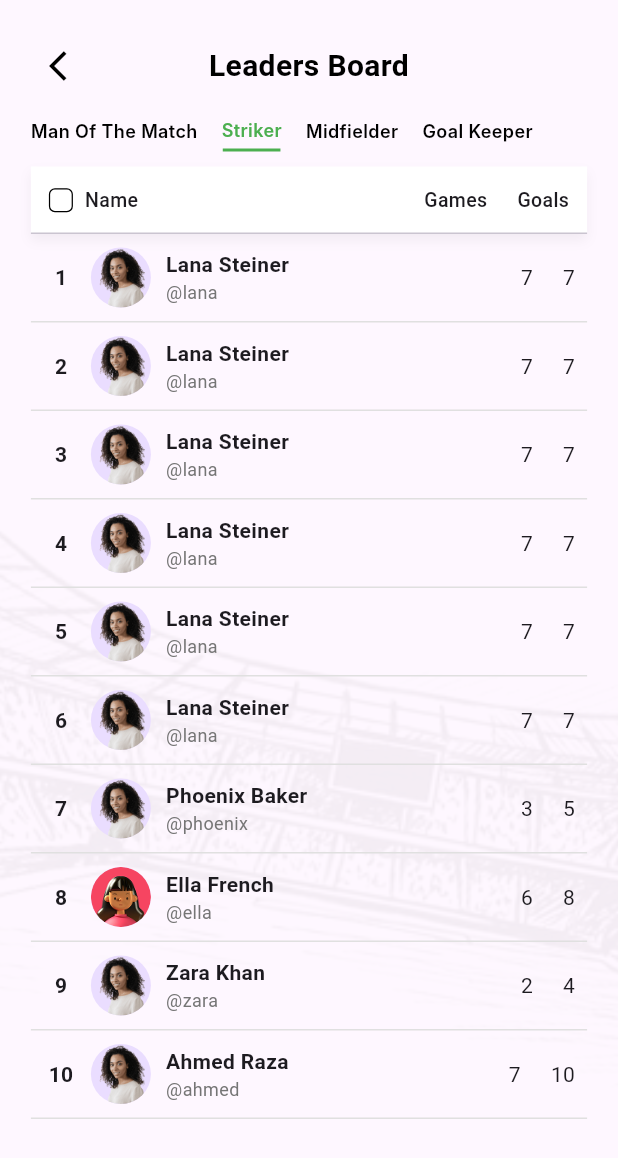
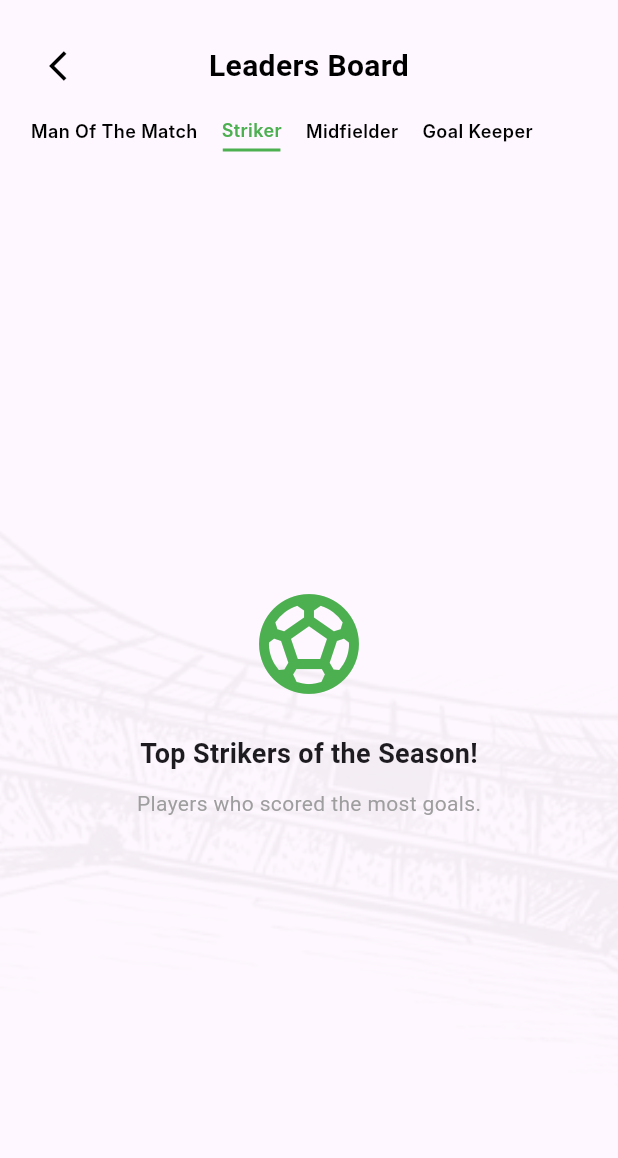
Before and after one commit to hirarajpoot/sports, a Flutter app: the LeaderboardScreen screen opened by its route, after a tap on "Striker", on a phone screen of 412 x 824 dp. Shown: the top 1158 px of the screen. Run offline on Flutter 3.47's test engine with Material 3 defaults, Android fonts, the phone set to English and light mode, and no system bars; our stand-ins replace get; Roboto replaces fonts that are missing (Inter).

Commit message:
sports app

```diff
--- a/lib/AppUi/AppScreens/StatsScreen-Widgets/Widgets/action_buttons.dart
+++ b/lib/AppUi/AppScreens/StatsScreen-Widgets/Widgets/action_buttons.dart
@@ -29,7 +29,7 @@ class ActionButtons extends StatelessWidget {
       ),
       ElevatedButton(
         style: ElevatedButton.styleFrom(
-          backgroundColor: const Color(0xFF11CE07),
+          backgroundColor: const Color(0xFF1A9A5D),
           shape: RoundedRectangleBorder(borderRadius: BorderRadius.circular(8)),
           padding: EdgeInsets.symmetric(
             horizontal: isWide ? 24 : 20,
--- a/lib/AppUi/AppScreens/leaderboard_screen.dart
+++ b/lib/AppUi/AppScreens/leaderboard_screen.dart
@@ -2,10 +2,9 @@ import 'package:flutter/material.dart';
 import 'package:get/get.dart';
 import '../../AppUi/AppScreens/AddPlayersScreen-Widgets/widgets/background_layer.dart';
 import '../Controllers/auth-controllers/leaderboard_controller.dart';
-import '../Models/leaderboard_user_model.dart';
 
 class LeaderboardScreen extends StatelessWidget {
-  const LeaderboardScreen({Key? key}) : super(key: key);
+  const LeaderboardScreen({super.key});
 
   @override
   Widget build(BuildContext context) {
@@ -13,84 +12,6 @@ class LeaderboardScreen extends StatelessWidget {
     final size = MediaQuery.of(context).size;
     final horizontalPadding = size.width * 0.05;
     final titleFontSize = size.width < 600 ? 20.0 : 28.0;
-
-    final users = <LeaderboardUserModel>[
-      LeaderboardUserModel(
-        name: 'Lana Steiner',
-        username: '@lana',
-        image: 'assets/images/lona.png',
-        games: 7,
-        goals: 7,
-      ),
-
-      LeaderboardUserModel(
-        name: 'Lana Steiner',
-        username: '@lana',
-        image: 'assets/images/lona.png',
-        games: 7,
-        goals: 7,
-      ),
-
-      LeaderboardUserModel(
-        name: 'Lana Steiner',
-        username: '@lana',
-        image: 'assets/images/lona.png',
-        games: 7,
-        goals: 7,
-      ),
-
-      LeaderboardUserModel(
-        name: 'Lana Steiner',
-        username: '@lana',
-        image: 'assets/images/lona.png',
-        games: 7,
-        goals: 7,
-      ),
-
-      LeaderboardUserModel(
-        name: 'Lana Steiner',
-        username: '@lana',
-        image: 'assets/images/lona.png',
-        games: 7,
-        goals: 7,
-      ),
-
-      LeaderboardUserModel(
-        name: 'Lana Steiner',
-        username: '@lana',
-        image: 'assets/images/lona.png',
-        games: 7,
-        goals: 7,
-      ),
-      LeaderboardUserModel(
-        name: 'Phoenix Baker',
-        username: '@phoenix',
-        image: 'assets/images/lona.png',
-        games: 3,
-        goals: 5,
-      ),
-      LeaderboardUserModel(
-        name: 'Ella French',
-        username: '@ella',
-        image: 'assets/images/User image.png',
-        games: 6,
-        goals: 8,
-      ),
-      LeaderboardUserModel(
-        name: 'Zara Khan',
-        username: '@zara',
-        image: 'assets/images/lona.png',
-        games: 2,
-        goals: 4,
-      ),
-      LeaderboardUserModel(
-        name: 'Ahmed Raza',
-        username: '@ahmed',
-        image: 'assets/images/lona.png',
-        games: 7,
-        goals: 10,
-      ),
-    ].obs;
 
     return Scaffold(
       body: Stack(
@@ -127,6 +48,8 @@ class LeaderboardScreen extends StatelessWidget {
                     ],
                   ),
                   const SizedBox(height: 10),
+
+                  // 🟢 Tabs Row
                   Obx(
                     () => SingleChildScrollView(
                       scrollDirection: Axis.horizontal,
@@ -176,6 +99,36 @@ class LeaderboardScreen extends StatelessWidget {
                     ),
                   ),
                   const SizedBox(height: 10),
+
+                  // 🟢 Dynamic Content Based on Tab
+                  Expanded(
+                    child: Obx(() {
+                      switch (ctrl.selectedIndex.value) {
+                        case 0:
+                          return _originalManOfTheMatchContent(ctrl);
+                        case 1:
+                          return _strikerContent();
+                        case 2:
+                          return _midfielderContent();
+                        case 3:
+                          return _goalkeeperContent();
+                        default:
+                          return const SizedBox();
+                      }
+                    }),
+                  ),
+                ],
+              ),
+            ),
+          ),
+        ],
+      ),
+    );
+  }
+
+  Widget _originalManOfTheMatchContent(LeaderboardController ctrl) {
+    return Column(
+      children: [
         Container(
           height: 45,
           padding: const EdgeInsets.symmetric(horizontal: 12),
@@ -196,58 +149,41 @@ class LeaderboardScreen extends StatelessWidget {
                 height: 16,
                 margin: const EdgeInsets.only(right: 8),
                 decoration: BoxDecoration(
-                            border: Border.all(
-                              color: Colors.black,
-                              width: 0.82,
-                            ),
+                  border: Border.all(color: Colors.black, width: 0.82),
                   borderRadius: BorderRadius.circular(4),
                 ),
               ),
               const Text(
                 'Name',
-                          style: TextStyle(
-                            fontWeight: FontWeight.w500,
-                            fontSize: 13,
-                          ),
+                style: TextStyle(fontWeight: FontWeight.w500, fontSize: 13),
               ),
               const Spacer(),
               const Text(
                 'Games',
-                          style: TextStyle(
-                            fontWeight: FontWeight.w500,
-                            fontSize: 13,
-                          ),
+                style: TextStyle(fontWeight: FontWeight.w500, fontSize: 13),
               ),
               const SizedBox(width: 20),
               const Text(
                 'Goals',
-                          style: TextStyle(
-                            fontWeight: FontWeight.w500,
-                            fontSize: 13,
-                          ),
+                style: TextStyle(fontWeight: FontWeight.w500, fontSize: 13),
               ),
             ],
           ),
         ),
         const Divider(height: 0),
-                  Obx(
-                    () => Expanded(
+        Expanded(
           child: ListView.builder(
-                        itemCount: users.length,
+            itemCount: ctrl.users.length,
             itemBuilder: (_, i) {
-                          final user = users[i];
+              final user = ctrl.users[i];
               return GestureDetector(
                 onTap: () => ctrl.goToNextScreenIfFirst(i),
                 child: Container(
                   height: 59,
-                              padding: const EdgeInsets.symmetric(
-                                horizontal: 8,
-                              ),
+                  padding: const EdgeInsets.symmetric(horizontal: 8),
                   decoration: BoxDecoration(
                     border: Border(
-                                  bottom: BorderSide(
-                                    color: Colors.grey.shade300,
-                                  ),
+                      bottom: BorderSide(color: Colors.grey.shade300),
                     ),
                   ),
                   child: Row(
@@ -268,18 +204,12 @@ class LeaderboardScreen extends StatelessWidget {
                       CircleAvatar(
                         radius: 20,
                         backgroundImage: AssetImage(user.image),
-                                    onBackgroundImageError: (_, __) =>
-                                        debugPrint(
-                                          'Image not found: ${user.image}',
-                                        ),
                       ),
                       const SizedBox(width: 10),
                       Expanded(
                         child: Column(
-                                      mainAxisAlignment:
-                                          MainAxisAlignment.center,
-                                      crossAxisAlignment:
-                                          CrossAxisAlignment.start,
+                          mainAxisAlignment: MainAxisAlignment.center,
+                          crossAxisAlignment: CrossAxisAlignment.start,
                           children: [
                             Text(
                               user.name,
@@ -314,10 +244,62 @@ class LeaderboardScreen extends StatelessWidget {
             },
           ),
         ),
+      ],
+    );
+  }
+  Widget _strikerContent() {
+    return Center(
+      child: Column(
+        mainAxisAlignment: MainAxisAlignment.center,
+        children: [
+          Icon(Icons.sports_soccer, size: 80, color: Colors.green),
+          const SizedBox(height: 20),
+          const Text(
+            "Top Strikers of the Season!",
+            style: TextStyle(fontSize: 18, fontWeight: FontWeight.bold),
+          ),
+          const SizedBox(height: 10),
+          const Text(
+            "Players who scored the most goals.",
+            style: TextStyle(fontSize: 14, color: Colors.grey),
           ),
         ],
       ),
+    );
+  }
+  Widget _midfielderContent() {
+    return ListView(
+      padding: const EdgeInsets.all(8),
+      children: List.generate(5, (index) {
+        return Card(
+          elevation: 2,
+          margin: const EdgeInsets.symmetric(vertical: 6),
+          child: ListTile(
+            leading: const Icon(Icons.person, color: Colors.blue),
+            title: Text("Midfielder ${index + 1}"),
+            subtitle: const Text("Assist King of the match"),
+            trailing: const Icon(Icons.arrow_forward_ios, size: 16),
+            onTap: () {},
           ),
+        );
+      }),
+    );
+  }
+  Widget _goalkeeperContent() {
+    return Center(
+      child: Column(
+        mainAxisAlignment: MainAxisAlignment.center,
+        children: [
+          Icon(Icons.sports_handball, size: 80, color: Colors.orange),
+          const SizedBox(height: 20),
+          const Text(
+            "Top Goal Keepers",
+            style: TextStyle(fontSize: 18, fontWeight: FontWeight.bold),
+          ),
+          const SizedBox(height: 10),
+          const Text(
+            "Best keepers with clean sheets.",
+            style: TextStyle(fontSize: 14, color: Colors.grey),
           ),
         ],
       ),
--- a/lib/AppUi/AppScreens/match_screen.dart
+++ b/lib/AppUi/AppScreens/match_screen.dart
@@ -347,7 +347,6 @@ class _MatchScreenState extends State<MatchScreen> {
     );
   }
 
-  // 🔥 Helper to calculate dynamic text width
   double _getTextWidth(String text, BuildContext context) {
     final textPainter = TextPainter(
       text: TextSpan(
--- a/lib/AppUi/AppScreens/splash.dart
+++ b/lib/AppUi/AppScreens/splash.dart
@@ -92,7 +92,7 @@ class _SplashState extends State<Splash> with SingleTickerProviderStateMixin {
                         width: fieldWidth,
                         height: 25,
                         decoration: BoxDecoration(
-                          color: Colors.transparent, // ✅ Background removed
+                          color: Colors.transparent,
                           borderRadius: BorderRadius.circular(12),
                           border: Border.all(color: Colors.white, width: 1.5),
                         ),
--- a/lib/AppUi/AppScreens/stats_screen.dart
+++ b/lib/AppUi/AppScreens/stats_screen.dart
@@ -8,6 +8,7 @@ import 'StatsScreen-Widgets/Widgets/action_buttons.dart';
 import 'StatsScreen-Widgets/Widgets/info_rows.dart';
 import 'StatsScreen-Widgets/Widgets/tabs_row.dart';
 import 'StatsScreen-Widgets/Widgets/stats_boxes_row.dart';
+import 'StatsScreen-Widgets/Widgets/start_match_button.dart'; // ✅ Added import
 
 class StatsScreen extends StatelessWidget {
   const StatsScreen({super.key});
@@ -16,6 +17,7 @@ class StatsScreen extends StatelessWidget {
   Widget build(BuildContext context) {
     final cont = Get.put(StatsController());
     final isWide = MediaQuery.of(context).size.width > 600;
+
     return Scaffold(
       backgroundColor: Colors.white,
       body: Stack(
@@ -52,6 +54,9 @@ class StatsScreen extends StatelessWidget {
                   TabsRow(isWide: isWide, controller: cont),
                   const SizedBox(height: 16),
                   StatsBoxesRow(isWide: isWide),
+                  const Spacer(), // ✅ Push button to bottom
+                  const StartMatchButton(), // ✅ Added Start Match button
+                  const SizedBox(height: 16), // Bottom margin
                 ],
               ),
             ),
--- a/lib/AppUi/Controllers/auth-controllers/splash_controller.dart
+++ b/lib/AppUi/Controllers/auth-controllers/splash_controller.dart
@@ -9,7 +9,7 @@ class SplashController extends GetxController {
   }
 
   void _proceed() async {
-    await Future.delayed(Duration(seconds: 20));
+    await Future.delayed(Duration(seconds: 3));
     Get.offAllNamed(AppRoutes.meet);
   }
 }
--- a/lib/AppUi/Utlies/routes/app_routes.dart
+++ b/lib/AppUi/Utlies/routes/app_routes.dart
@@ -44,7 +44,7 @@ class AppRoutes {
       name: signup,
       page: () => SignupScreen(),
       transition: Transition.downToUp,
-      transitionDuration: Duration(milliseconds: 500),
+      transitionDuration: Duration(milliseconds: 200),
     ),
     GetPage(
       name: verifyOtp,
```
Also changed, not shown: lib/AppUi/AppScreens/StatsScreen-Widgets/Widgets/start_match_button.dart (added, +40 -0 lines), lib/AppUi/AppScreens/authScreens/SignupScreen-Widgets/widgets/mobile_input_field.dart (+22 -11 lines), lib/AppUi/AppScreens/authScreens/SignupScreen-Widgets/widgets/send_otp_button.dart (+7 -17 lines), lib/AppUi/AppScreens/home_screen.dart (+53 -17 lines), lib/AppUi/Controllers/auth-controllers/signup_controller.dart (line endings or trailing spaces). Lines whose indentation alone changed are shown as unchanged.
